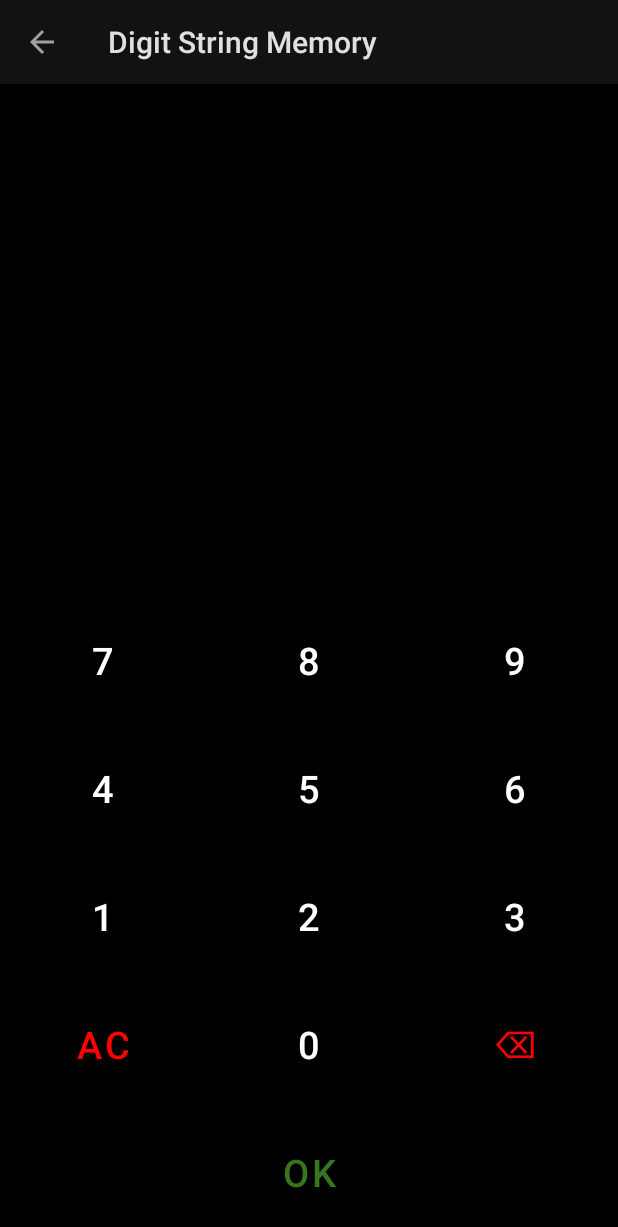
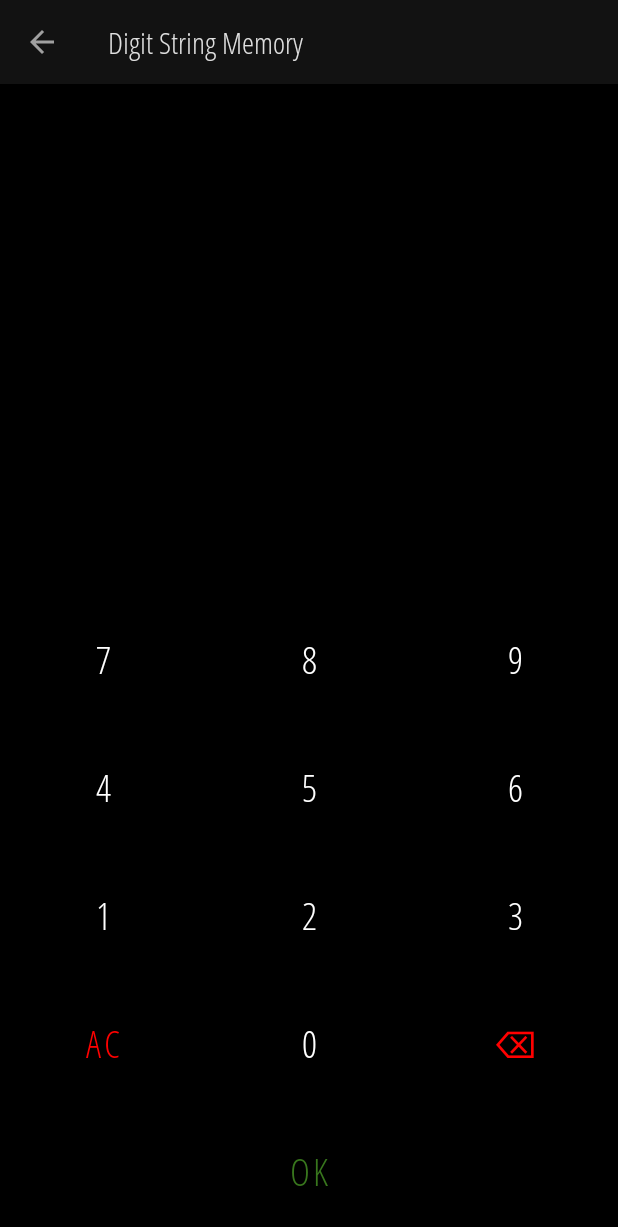
Before and after one commit to eBLDR/DigitStringMemory, an Android app: the InputDigitStringActivity screen opened directly, with no data from a screen before it, on a phone screen of 412 x 824 dp. Shown: the top 1227 px of the screen. Run offline under Robolectric (Android 15) with nearby library versions, the phone set to English and light mode, and no system bars.

Commit message:
Added font and more

```diff
--- a/app/src/main/res/layout/activity_input_digit_string.xml
+++ b/app/src/main/res/layout/activity_input_digit_string.xml
@@ -22,8 +22,8 @@
             android:textAlignment="center"
             android:textSize="40sp"
             app:layout_constraintBottom_toBottomOf="parent"
-            app:layout_constraintLeft_toLeftOf="parent"
-            app:layout_constraintRight_toRightOf="parent"
+            app:layout_constraintEnd_toEndOf="parent"
+            app:layout_constraintStart_toStartOf="parent"
             app:layout_constraintTop_toTopOf="parent"
             tools:text="0123456789" />
 
--- a/app/src/main/res/layout/activity_main.xml
+++ b/app/src/main/res/layout/activity_main.xml
@@ -8,6 +8,7 @@
     tools:context=".MainActivity">
 
     <TextView
+        android:id="@+id/tvDisplayDigit"
         android:layout_width="wrap_content"
         android:layout_height="wrap_content"
         android:text="Hello World!"
--- a/app/src/main/res/values/colors.xml
+++ b/app/src/main/res/values/colors.xml
@@ -2,6 +2,6 @@
 <resources>
     <color name="black">#FF000000</color>
     <color name="white">#FFFFFFFF</color>
-    <color name="red">#F00</color>
+    <color name="red">#ff0000</color>
     <color name="darkGreen2">#38761d</color>
 </resources>
--- a/app/src/main/res/values/themes.xml
+++ b/app/src/main/res/values/themes.xml
@@ -5,6 +5,7 @@
         <item name="colorPrimaryVariant">@color/black</item>
         <item name="colorOnPrimary">@color/white</item>
         <item name="android:statusBarColor" tools:targetApi="l">?attr/colorPrimaryVariant</item>
+        <item name="fontFamily">@font/opensanscondensedlight</item>
     </style>
 
 </resources>
```
Also changed, not shown: app/src/main/res/font/opensanscondensedlight.ttf (added).
